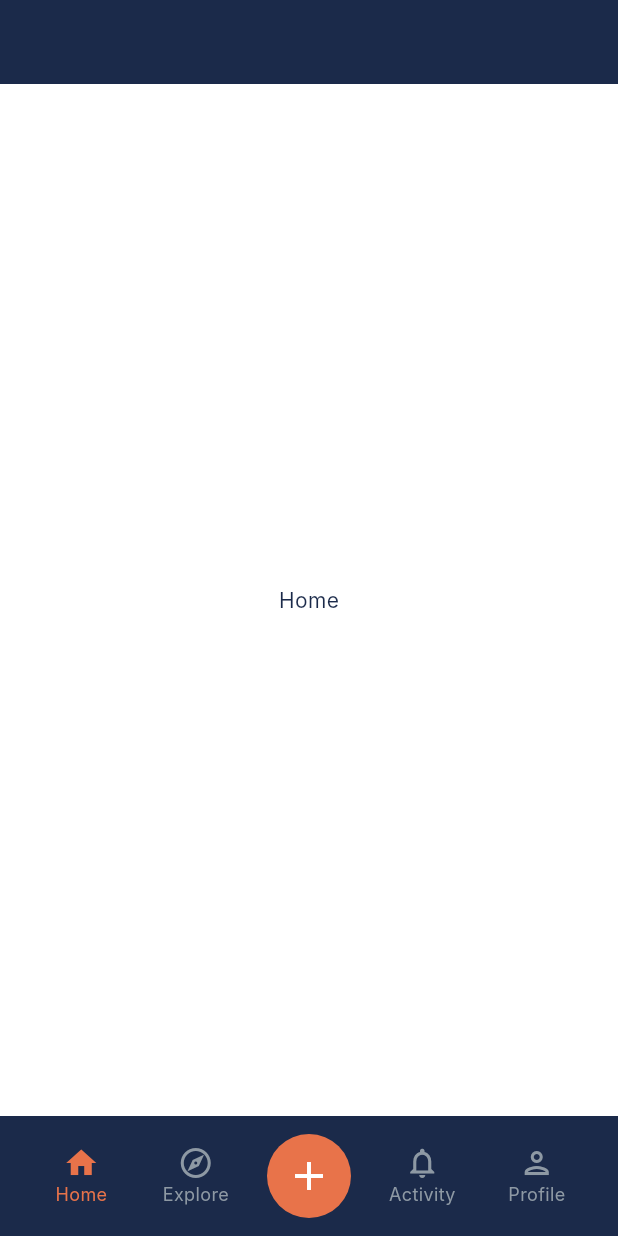
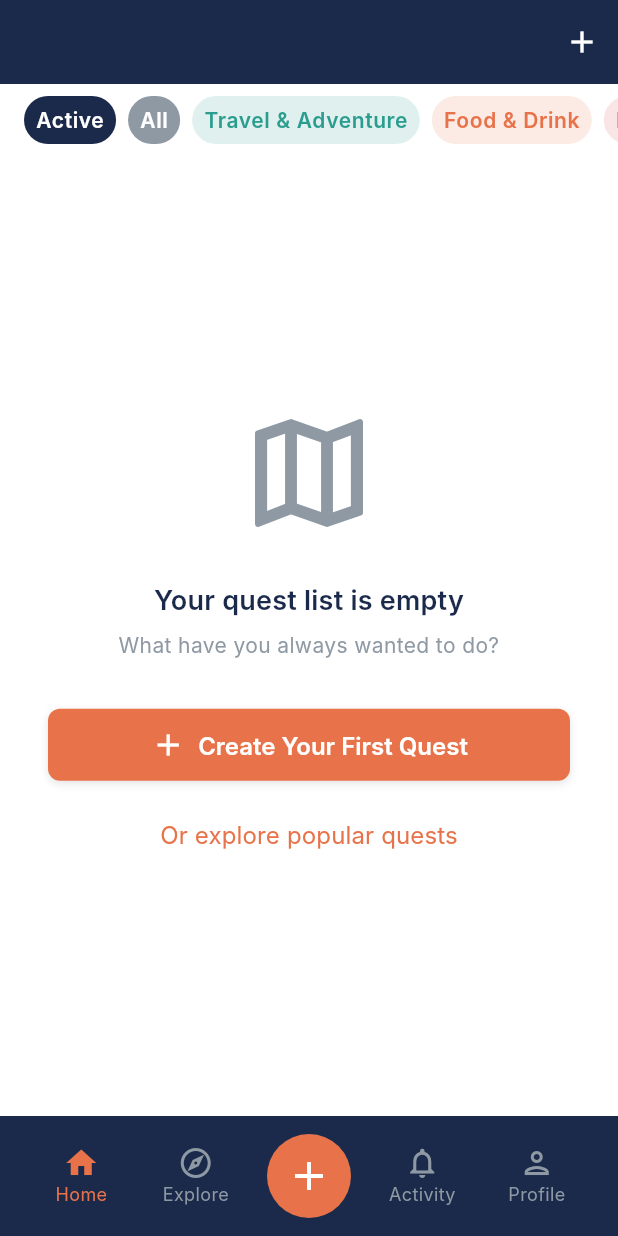
Before and after one commit to Esagem/SideQuest, a Flutter app: the screen it shows once a user with an empty profile is signed in, on a phone screen of 412 x 824 dp. Run offline on Flutter 3.47's test engine with Material 3 defaults, Android fonts, the phone set to English and light mode, and no system bars; our stand-ins replace cloud_firestore, firebase_auth, flutter_riverpod, freezed_annotation, go_router; accounts and stored records are empty; generated files the repository leaves out were written again; Roboto replaces fonts that are missing (Inter).

Commit message:
Add home screen with quest list, filters, and swipe actions
Home screen (lib/features/home/):
- Consumes activeQuestsProvider and completedQuestsProvider
- Filter bar: Active/Completed toggle + All + 8 category filter chips
- Pull-to-refresh invalidates providers
- Add button in app bar navigates to /builder
- Wired into GoRouter replacing placeholder

QuestCardHome widget:
- Displays title, category chip, intent chips, difficulty badge
- Block summary icons row (emoji for location, people, time, etc.)
- Stage progress bar for multi-stage quests
- Tap navigates to quest detail

QuestList widget:
- ReorderableListView for drag-to-reorder
- Swipe right: navigate to proof flow
- Swipe left: remove with confirmation dialog

HomeEmptyState:
- "Your quest list is empty" message
- CTAs: Create First Quest → /builder, Explore → /explore

Tests: 243 passing (15 new — empty state renders, filter chips work,
status toggle, quest card displays all data, tap handling).

https://claude.ai/code/session_01H5VCaL9HyjxYhxsbrpfd4U

```diff
--- /dev/null
+++ b/lib/features/home/screens/home_screen.dart
@@ -0,0 +1,172 @@
+import 'package:flutter/material.dart';
+import 'package:flutter_riverpod/flutter_riverpod.dart';
+import 'package:go_router/go_router.dart';
+
+import 'package:sidequest/core/components/sq_chip.dart';
+import 'package:sidequest/core/components/sq_loading.dart';
+import 'package:sidequest/core/constants/categories.dart';
+import 'package:sidequest/core/theme/app_colors.dart';
+import 'package:sidequest/core/theme/app_spacing.dart';
+import 'package:sidequest/features/home/widgets/home_empty_state.dart';
+import 'package:sidequest/features/home/widgets/quest_list.dart';
+import 'package:sidequest/models/quest_model.dart';
+import 'package:sidequest/models/user_quest_model.dart';
+import 'package:sidequest/providers/quest_providers.dart';
+import 'package:sidequest/providers/user_quest_providers.dart';
+
+/// The home screen displaying the user's personal quest list.
+///
+/// Shows active quests in a reorderable list with filter chips,
+/// pull-to-refresh, swipe actions, and an empty state.
+class HomeScreen extends ConsumerStatefulWidget {
+  /// Creates a [HomeScreen].
+  const HomeScreen({super.key});
+
+  @override
+  ConsumerState<HomeScreen> createState() => _HomeScreenState();
+}
+
+class _HomeScreenState extends ConsumerState<HomeScreen> {
+  String _filter = 'all';
+  bool _showCompleted = false;
+
+  @override
+  Widget build(BuildContext context) {
+    final activeAsync = ref.watch(activeQuestsProvider);
+    final completedAsync = ref.watch(completedQuestsProvider);
+
+    return Scaffold(
+      appBar: AppBar(
+        title: const Text('My Quests'),
+        actions: [
+          IconButton(
+            icon: const Icon(Icons.add),
+            onPressed: () => context.push('/builder'),
+          ),
+        ],
+      ),
+      body: Column(
+        children: [
+          _FilterBar(
+            selectedFilter: _filter,
+            showCompleted: _showCompleted,
+            onFilterChanged: (f) => setState(() => _filter = f),
+            onCompletedToggled: () =>
+                setState(() => _showCompleted = !_showCompleted),
+          ),
+          Expanded(
+            child: _showCompleted
+                ? _buildQuestList(completedAsync)
+                : _buildQuestList(activeAsync),
+          ),
+        ],
+      ),
+    );
+  }
+
+  Widget _buildQuestList(AsyncValue<List<UserQuestModel>> asyncQuests) =>
+      asyncQuests.when(
+        data: (quests) {
+          final filtered = _applyFilter(quests);
+          if (filtered.isEmpty) return const HomeEmptyState();
+
+          return RefreshIndicator(
+            onRefresh: () async {
+              ref
+                ..invalidate(activeQuestsProvider)
+                ..invalidate(completedQuestsProvider);
+            },
+            child: QuestList(
+              userQuests: filtered,
+              questLookup: _lookupQuest,
+              onReorder: _onReorder,
+              onTap: (questId) => context.push('/quest/$questId'),
+              onSwipeComplete: _onSwipeComplete,
+              onSwipeRemove: _onSwipeRemove,
+            ),
+          );
+        },
+        loading: () => const SQLoading(),
+        error: (e, _) => Center(child: Text('Error: $e')),
+      );
+
+  List<UserQuestModel> _applyFilter(List<UserQuestModel> quests) {
+    if (_filter == 'all') return quests;
+    // Filter by category — requires quest lookup
+    return quests.where((uq) {
+      final quest = _lookupQuest(uq.questId);
+      return quest?.category == _filter;
+    }).toList();
+  }
+
+  QuestModel? _lookupQuest(String questId) =>
+      ref.read(questByIdProvider(questId)).valueOrNull;
+
+  void _onReorder(int oldIndex, int newIndex) {
+    // TODO(home): Persist reorder via UserQuestRepository
+  }
+
+  void _onSwipeComplete(UserQuestModel uq) {
+    context.push('/proof/${uq.id}');
+  }
+
+  void _onSwipeRemove(UserQuestModel uq) {
+    // TODO(home): Remove via QuestService.removeQuestFromList
+  }
+}
+
+/// Filter chips bar at the top of the home screen.
+class _FilterBar extends StatelessWidget {
+  const _FilterBar({
+    required this.selectedFilter,
+    required this.showCompleted,
+    required this.onFilterChanged,
+    required this.onCompletedToggled,
+  });
+
+  final String selectedFilter;
+  final bool showCompleted;
+  final ValueChanged<String> onFilterChanged;
+  final VoidCallback onCompletedToggled;
+
+  @override
+  Widget build(BuildContext context) => SingleChildScrollView(
+        scrollDirection: Axis.horizontal,
+        padding: const EdgeInsets.symmetric(
+          horizontal: AppSpacing.md,
+          vertical: AppSpacing.xs,
+        ),
+        child: Row(
+          children: [
+            // Status toggle
+            SQChip(
+              label: showCompleted ? 'Completed' : 'Active',
+              color: AppColors.navy,
+              isSelected: true,
+              onTap: onCompletedToggled,
+            ),
+            const SizedBox(width: AppSpacing.xs),
+            // All filter
+            SQChip(
+              label: 'All',
+              color: AppColors.softGray,
+              isSelected: selectedFilter == 'all',
+              onTap: () => onFilterChanged('all'),
+            ),
+            const SizedBox(width: AppSpacing.xs),
+            // Category filters
+            ...Category.values.map(
+              (c) => Padding(
+                padding: const EdgeInsets.only(right: AppSpacing.xs),
+                child: SQChip(
+                  label: c.displayName,
+                  color: c.color,
+                  isSelected: selectedFilter == c.name,
+                  onTap: () => onFilterChanged(c.name),
+                ),
+              ),
+            ),
+          ],
+        ),
+      );
+}
--- a/lib/features/home/screens/screens.dart
+++ b/lib/features/home/screens/screens.dart
@@ -1,2 +1,4 @@
 /// Screen widgets for the home feature.
 library;
+
+export 'home_screen.dart';
--- /dev/null
+++ b/lib/features/home/widgets/home_empty_state.dart
@@ -0,0 +1,61 @@
+import 'package:flutter/material.dart';
+import 'package:go_router/go_router.dart';
+
+import 'package:sidequest/core/components/sq_button.dart';
+import 'package:sidequest/core/theme/app_colors.dart';
+import 'package:sidequest/core/theme/app_spacing.dart';
+import 'package:sidequest/core/theme/app_typography.dart';
+
+/// Empty state shown when the user has no quests on their list.
+///
+/// Displays a motivational message with CTAs to create a quest
+/// or explore popular quests.
+class HomeEmptyState extends StatelessWidget {
+  /// Creates a [HomeEmptyState].
+  const HomeEmptyState({super.key});
+
+  @override
+  Widget build(BuildContext context) => Center(
+        child: Padding(
+          padding: const EdgeInsets.symmetric(horizontal: AppSpacing.xl),
+          child: Column(
+            mainAxisSize: MainAxisSize.min,
+            children: [
+              const Icon(
+                Icons.map_outlined,
+                size: AppSpacing.xxl * 2,
+                color: AppColors.softGray,
+              ),
+              const SizedBox(height: AppSpacing.lg),
+              Text(
+                'Your quest list is empty',
+                style: Theme.of(context).textTheme.titleMedium,
+                textAlign: TextAlign.center,
+              ),
+              const SizedBox(height: AppSpacing.xs),
+              const Text(
+                'What have you always wanted to do?',
+                style: AppTypography.caption,
+                textAlign: TextAlign.center,
+              ),
+              const SizedBox(height: AppSpacing.xl),
+              SQButton.primary(
+                label: 'Create Your First Quest',
+                icon: Icons.add,
+                onPressed: () => context.push('/builder'),
+              ),
+              const SizedBox(height: AppSpacing.sm),
+              TextButton(
+                onPressed: () => context.go('/explore'),
+                child: Text(
+                  'Or explore popular quests',
+                  style: AppTypography.body.copyWith(
+                    color: AppColors.sunsetOrange,
+                  ),
+                ),
+              ),
+            ],
+          ),
+        ),
+      );
+}
--- a/lib/features/home/widgets/widgets.dart
+++ b/lib/features/home/widgets/widgets.dart
@@ -1,2 +1,6 @@
 /// Reusable widgets for the home feature.
 library;
+
+export 'home_empty_state.dart';
+export 'quest_card_home.dart';
+export 'quest_list.dart';
--- a/lib/router/app_router.dart
+++ b/lib/router/app_router.dart
@@ -5,6 +5,7 @@ import 'package:go_router/go_router.dart';
 import 'package:sidequest/features/auth/screens/log_in_screen.dart';
 import 'package:sidequest/features/auth/screens/sign_up_screen.dart';
 import 'package:sidequest/features/auth/screens/welcome_screen.dart';
+import 'package:sidequest/features/home/screens/home_screen.dart';
 import 'package:sidequest/providers/auth_providers.dart';
 import 'package:sidequest/router/main_shell.dart';
 
@@ -47,7 +48,7 @@ final appRouterProvider = Provider<GoRouter>((ref) {
         routes: [
           GoRoute(
             path: '/',
-            builder: (_, __) => const _PlaceholderScreen(title: 'Home'),
+            builder: (_, __) => const HomeScreen(),
           ),
           GoRoute(
             path: '/explore',
```
Also changed, not shown: lib/features/home/widgets/quest_card_home.dart (added, +149 -0 lines), lib/features/home/widgets/quest_list.dart (added, +130 -0 lines), 3 other files.
